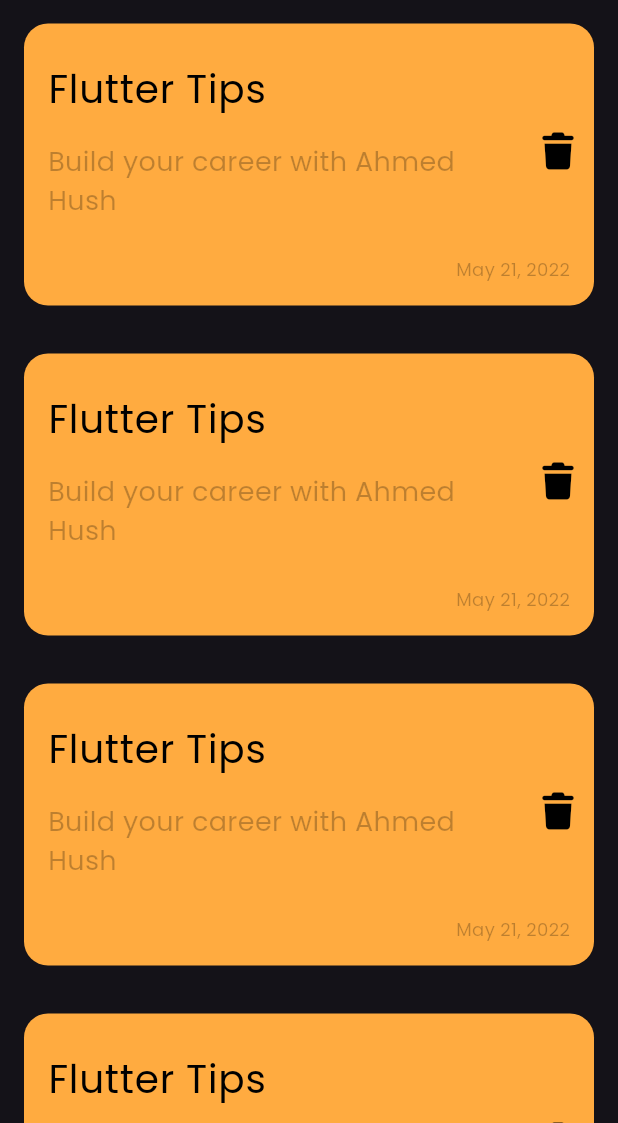
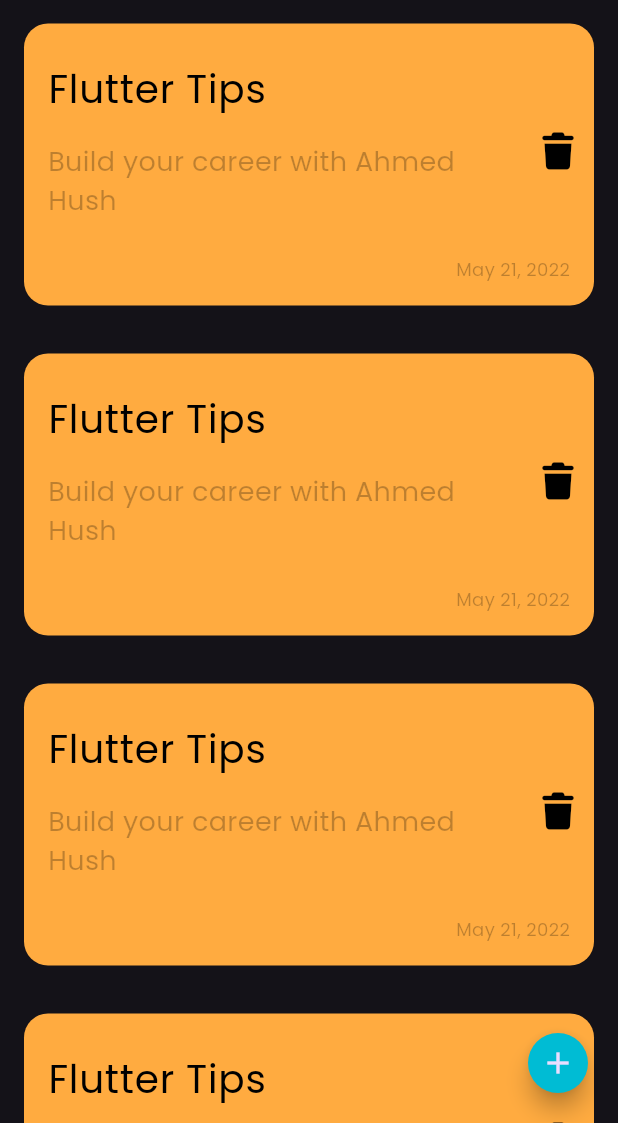
Before and after one commit to HushABF/basic_notes_app, a Flutter app: the screen it shows after launch, on a phone screen of 412 x 824 dp, the part 113-1236 px from its top. Run offline on Flutter 3.47's test engine with Material 3 defaults, Android fonts, the phone set to English and light mode, and no system bars; our stand-ins replace font_awesome_flutter.

Commit message:
added floating action button

```diff
--- a/lib/views/notes_view.dart
+++ b/lib/views/notes_view.dart
@@ -6,8 +6,15 @@ class NotesView extends StatelessWidget {
   // static String id = 'NotesView';
   @override
   Widget build(BuildContext context) {
-    return const Scaffold(
-      body: NotesViewBody(),
+    return Scaffold(
+      floatingActionButton: FloatingActionButton(
+        onPressed: () {},
+        shape: const CircleBorder(),
+        mini: true,
+        backgroundColor: Colors.cyan,
+        child:const Icon(Icons.add),
+      ),
+      body: const NotesViewBody(),
     );
   }
 }
--- a/lib/widgets/notes_view_body.dart
+++ b/lib/widgets/notes_view_body.dart
@@ -5,10 +5,17 @@ import 'package:notes_app/widgets/notes_list_view_builder.dart';
 class NotesViewBody extends StatelessWidget {
   const NotesViewBody({super.key});
 
+
+
   @override
   Widget build(BuildContext context) {
     return const Column(
-      children: [SizedBox(height: 30), CustomAppBar(), NotesListView()],
+      children: [
+        SizedBox(height: 30),
+        CustomAppBar(),
+        NotesListView(),
+
+      ],
     );
   }
 }
```
